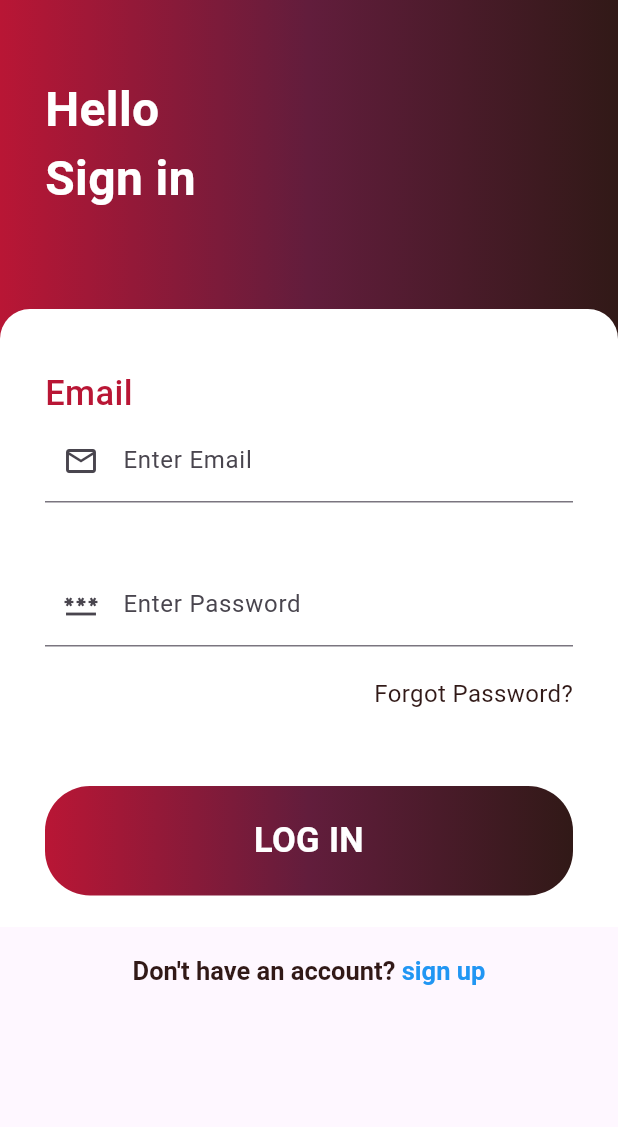
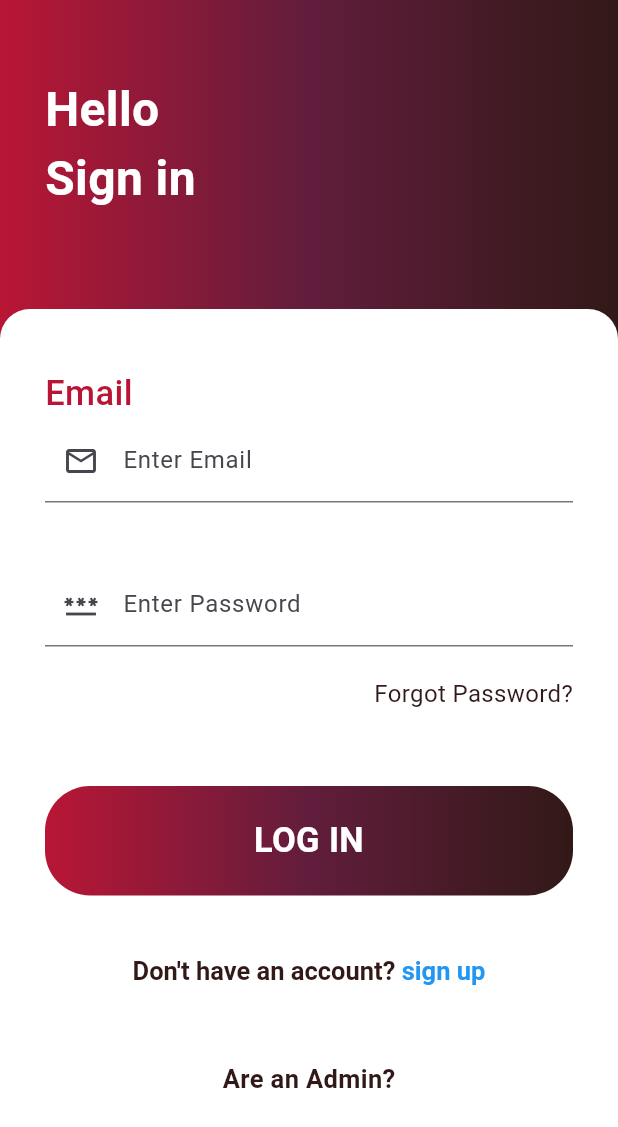
Before and after one commit to SankalpPyFever333/BarberApplication, a Flutter app: the screen it shows after launch, on a phone screen of 412 x 824 dp. Shown: the top 1127 px of the screen. Run offline on Flutter 3.47's test engine with Material 3 defaults, Android fonts, the phone set to English and light mode, and no system bars; our stand-ins replace cloud_firestore, firebase_auth, firebase_core, random_string, shared_preferences; accounts and stored records are empty; Roboto replaces fonts that are missing (Signi).

Commit message:
created route to admin login

```diff
--- a/lib/pages/login.dart
+++ b/lib/pages/login.dart
@@ -1,3 +1,4 @@
+import "package:barber_app/Admin/admin_login.dart";
 import "package:barber_app/pages/home.dart";
 import "package:barber_app/pages/signup.dart";
 import "package:firebase_auth/firebase_auth.dart";
@@ -73,7 +74,7 @@ class _LoginState extends State<Login> {
                       fontWeight: FontWeight.bold),
                 )),
             Container(
-              height: MediaQuery.of(context).size.height / 2,
+              height: MediaQuery.of(context).size.height ,
               width: MediaQuery.of(context).size.width,
               margin:
                   EdgeInsets.only(top: MediaQuery.of(context).size.height / 4),
@@ -217,7 +218,28 @@ class _LoginState extends State<Login> {
                         ),
                       ],
                     ),
-
+                    SizedBox(
+                      height: 50,
+                    ),
+                    GestureDetector(
+                      onTap: (){
+                        Navigator.push(context, MaterialPageRoute(builder: (context)=> AdminLogin()));
+                      },
+                      child: Row(
+                        mainAxisAlignment: MainAxisAlignment.center,
+                        children: [
+                          Text(
+                            "Are an Admin?",
+                            style: TextStyle(
+                              color: Color(0xFF311917),
+                              fontSize: 17,
+                              fontFamily: "Signi",
+                              fontWeight: FontWeight.w600,
+                            ),
+                          )
+                        ],
+                      ),
+                    )
                   ],
                 ),
               ),
```
